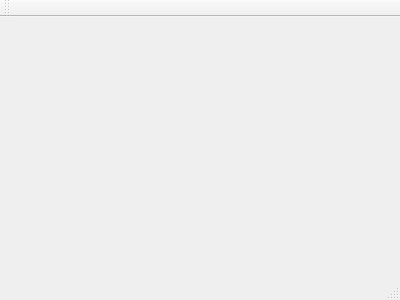
First picture: the form in app/SQirreL/gui/mainwindow.ui, repository ApplicationsForge/SQirreL, before the edit.
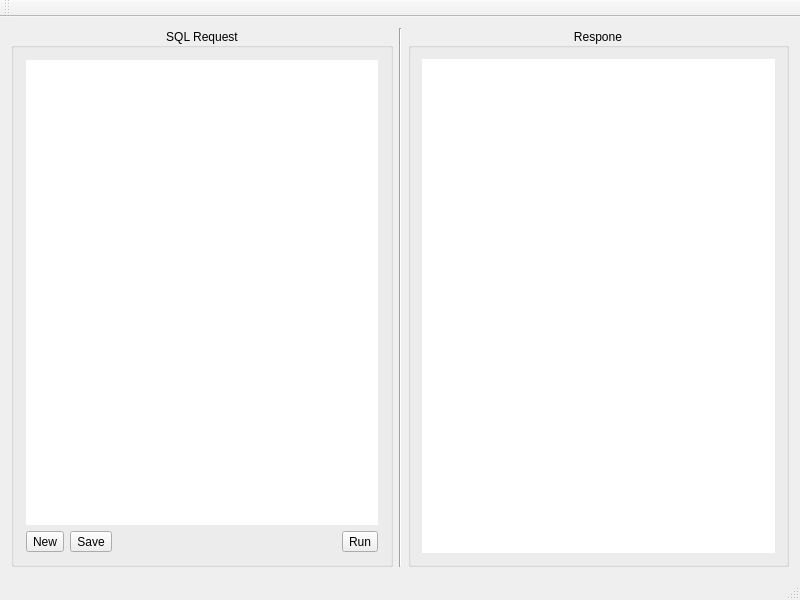
Second picture: the form after the edit.

```diff
--- a/app/SQirreL/gui/mainwindow.ui
+++ b/app/SQirreL/gui/mainwindow.ui
@@ -6,15 +6,155 @@
    <rect>
     <x>0</x>
     <y>0</y>
-    <width>400</width>
-    <height>300</height>
+    <width>800</width>
+    <height>600</height>
    </rect>
   </property>
   <property name="windowTitle">
    <string>SQL Editor</string>
   </property>
   <widget class="QWidget" name="centralWidget">
-   <layout class="QVBoxLayout" name="verticalLayout"/>
+   <layout class="QHBoxLayout" name="horizontalLayout">
+    <item>
+     <widget class="QGroupBox" name="requestGroupBox">
+      <property name="sizePolicy">
+       <sizepolicy hsizetype="Preferred" vsizetype="Preferred">
+        <horstretch>1</horstretch>
+        <verstretch>0</verstretch>
+       </sizepolicy>
+      </property>
+      <property name="title">
+       <string>SQL Request</string>
+      </property>
+      <property name="alignment">
+       <set>Qt::AlignCenter</set>
+      </property>
+      <property name="flat">
+       <bool>true</bool>
+      </property>
+      <layout class="QVBoxLayout" name="verticalLayout">
+       <property name="leftMargin">
+        <number>12</number>
+       </property>
+       <property name="topMargin">
+        <number>12</number>
+       </property>
+       <property name="rightMargin">
+        <number>12</number>
+       </property>
+       <property name="bottomMargin">
+        <number>12</number>
+       </property>
+       <item>
+        <widget class="QPlainTextEdit" name="plainTextEdit">
+         <property name="frameShape">
+          <enum>QFrame::NoFrame</enum>
+         </property>
+        </widget>
+       </item>
+       <item>
+        <widget class="QFrame" name="frame">
+         <property name="frameShape">
+          <enum>QFrame::NoFrame</enum>
+         </property>
+         <property name="frameShadow">
+          <enum>QFrame::Raised</enum>
+         </property>
+         <layout class="QHBoxLayout" name="horizontalLayout_2">
+          <property name="leftMargin">
+           <number>0</number>
+          </property>
+          <property name="topMargin">
+           <number>0</number>
+          </property>
+          <property name="rightMargin">
+           <number>0</number>
+          </property>
+          <property name="bottomMargin">
+           <number>0</number>
+          </property>
+          <item>
+           <widget class="QToolButton" name="newToolButton">
+            <property name="text">
+             <string>New</string>
+            </property>
+           </widget>
+          </item>
+          <item>
+           <widget class="QToolButton" name="saveToolButton">
+            <property name="text">
+             <string>Save</string>
+            </property>
+           </widget>
+          </item>
+          <item>
+           <spacer name="horizontalSpacer">
+            <property name="orientation">
+             <enum>Qt::Horizontal</enum>
+            </property>
+            <property name="sizeHint" stdset="0">
+             <size>
+              <width>100</width>
+              <height>20</height>
+             </size>
+            </property>
+           </spacer>
+          </item>
+          <item>
+           <widget class="QToolButton" name="runToolButton">
+            <property name="text">
+             <string>Run</string>
+            </property>
+           </widget>
+          </item>
+         </layout>
+        </widget>
+       </item>
+      </layout>
+     </widget>
+    </item>
+    <item>
+     <widget class="Line" name="line">
+      <property name="orientation">
+       <enum>Qt::Vertical</enum>
+      </property>
+     </widget>
+    </item>
+    <item>
+     <widget class="QGroupBox" name="responseGroupBox">
+      <property name="sizePolicy">
+       <sizepolicy hsizetype="Preferred" vsizetype="Preferred">
+        <horstretch>1</horstretch>
+        <verstretch>0</verstretch>
+       </sizepolicy>
+      </property>
+      <property name="title">
+       <string>Respone</string>
+      </property>
+      <property name="alignment">
+       <set>Qt::AlignCenter</set>
+      </property>
+      <property name="flat">
+       <bool>true</bool>
+      </property>
+      <layout class="QVBoxLayout" name="verticalLayout_2">
+       <item>
+        <widget class="QTableWidget" name="tableWidget">
+         <property name="frameShape">
+          <enum>QFrame::NoFrame</enum>
+         </property>
+         <property name="editTriggers">
+          <set>QAbstractItemView::NoEditTriggers</set>
+         </property>
+         <property name="alternatingRowColors">
+          <bool>true</bool>
+         </property>
+        </widget>
+       </item>
+      </layout>
+     </widget>
+    </item>
+   </layout>
   </widget>
   <widget class="QMenuBar" name="menuBar">
    <property name="geometry">
```
Left out of the diff: 2 changed lines with no effect on the pictures.
